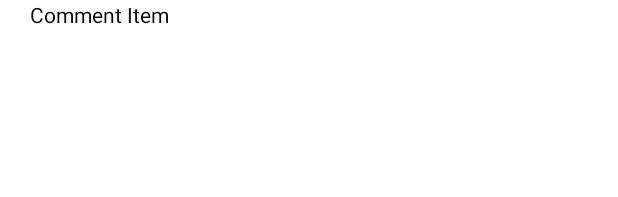
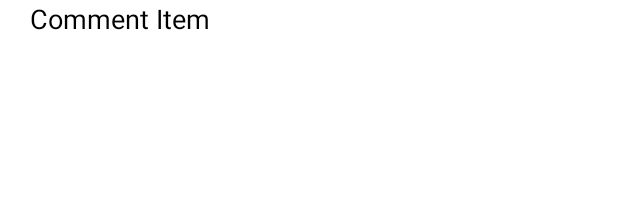
Before and after one commit to pdung1989/Parliament, an Android app: the layout list_item_comment.xml on its own in the app's theme, with its tools: preview values and no code run, on a phone screen of 412 x 824 dp. Shown: the top 197 px of the screen. Run offline under Robolectric (Android 15) with nearby library versions, the phone set to English and light mode, and no system bars; Roboto replaces fonts that are not available here.

```diff
--- a/app/src/main/java/fi/mobiles/parliament/data/Member.kt
+++ b/app/src/main/java/fi/mobiles/parliament/data/Member.kt
@@ -1,6 +1,5 @@
 package fi.mobiles.parliament.data
 
-import androidx.room.ColumnInfo
 import androidx.room.Entity
 import androidx.room.PrimaryKey
 
--- a/app/src/main/res/layout/fragment_member.xml
+++ b/app/src/main/res/layout/fragment_member.xml
@@ -130,6 +130,7 @@
             android:layout_height="wrap_content"
             android:text="@string/rating_average"
             android:textColor="@color/black"
+            android:textSize="16sp"
             app:layout_constraintBottom_toTopOf="@+id/comments"
             app:layout_constraintEnd_toEndOf="parent"
             app:layout_constraintHorizontal_bias="0.283"
--- a/app/src/main/res/layout/list_item_comment.xml
+++ b/app/src/main/res/layout/list_item_comment.xml
@@ -20,6 +20,7 @@
             android:paddingEnd="15dp"
             android:text="@string/comment_item"
             android:textColor="@color/black"
+            android:textSize="18sp"
             app:layout_constraintBottom_toBottomOf="parent"
             app:layout_constraintEnd_toEndOf="parent"
             app:layout_constraintHorizontal_bias="0.444"
```
Also changed, not shown: app/src/main/java/fi/mobiles/parliament/data/MemberDatabase.kt (+8 -2 lines), app/src/main/java/fi/mobiles/parliament/network/MembersApiService.kt (+10 -7 lines), app/src/main/java/fi/mobiles/parliament/screens/commentList/CommentListAdapter.kt (+6 -4 lines). Lines whose indentation alone changed are shown as unchanged.
